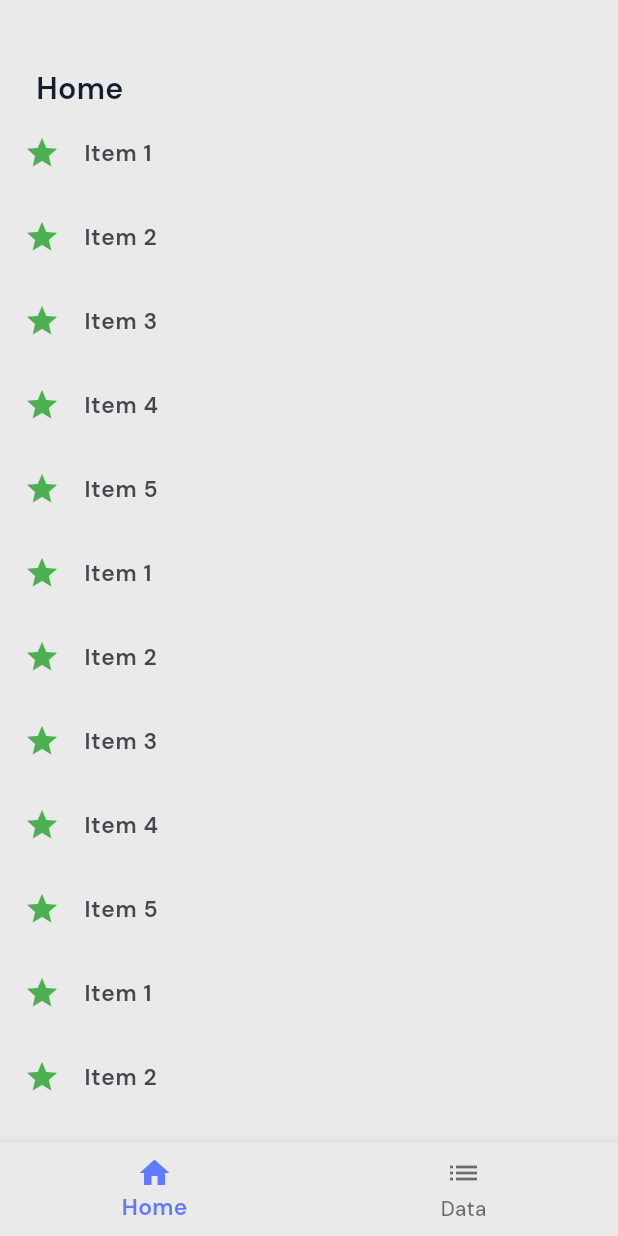
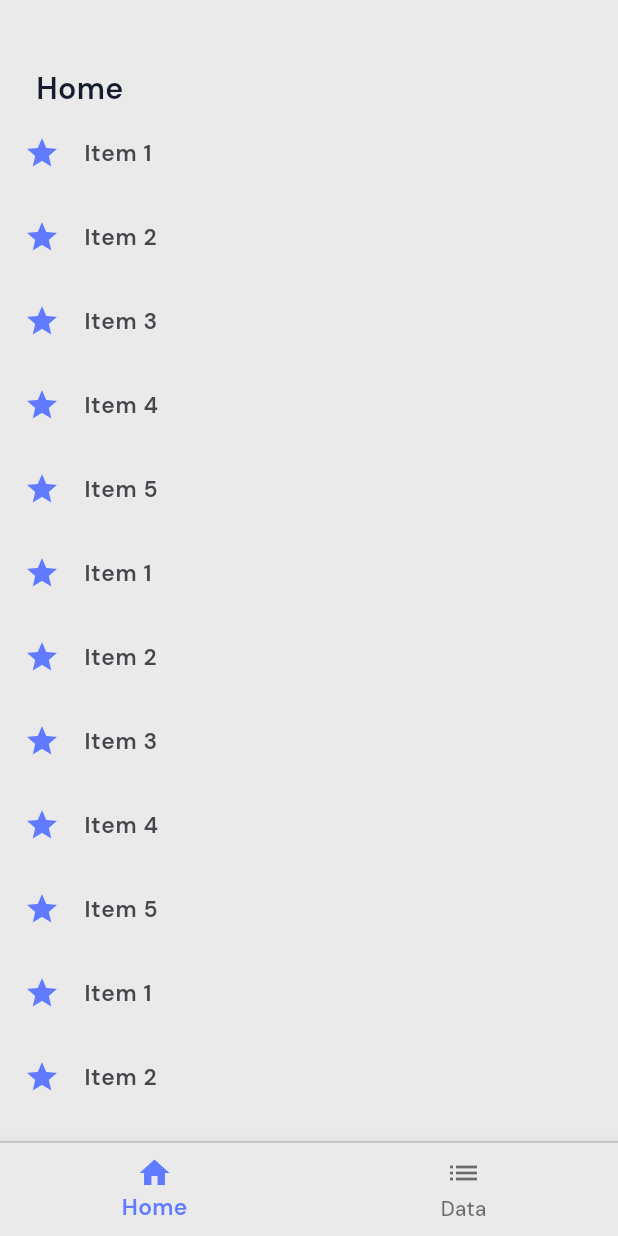
Before and after one commit to aviekhande/tasklab_task, a Flutter app: the screen it shows after launch, on a phone screen of 412 x 824 dp. Run offline on Flutter 3.47's test engine with Material 3 defaults, Android fonts, the phone set to English and light mode, and no system bars; our stand-ins replace auto_route, flutter_screenutil, flutter_svg.

Commit message:
modified bottomnavigation

```diff
--- a/lib/features/dashbord/presentation/pages/dashbord_page.dart
+++ b/lib/features/dashbord/presentation/pages/dashbord_page.dart
@@ -30,7 +30,13 @@ class _DashbordPageState extends State<DashbordPage> {
   Widget build(BuildContext context) {
     return Scaffold(
       body: _pages[_selectedIndex],
-      bottomNavigationBar: BottomNavigationBar(
+      bottomNavigationBar: Container(
+        decoration: const BoxDecoration(
+          border: Border(
+            top: BorderSide(color: AppColors.kColorWhite75, width: 1),
+          ),
+        ),
+        child: BottomNavigationBar(
           backgroundColor: AppColors.kColorPrimaryText,
           selectedLabelStyle: kTextStyleDMSans600.copyWith(
             fontSize: FontSize.f18,
@@ -48,6 +54,7 @@ class _DashbordPageState extends State<DashbordPage> {
           selectedItemColor: AppColors.kColorPrimary,
           onTap: _onItemTapped,
         ),
+      ),
     );
   }
 }
--- a/lib/features/home/presentation/pages/home_page.dart
+++ b/lib/features/home/presentation/pages/home_page.dart
@@ -42,7 +42,10 @@ class HomePage extends StatelessWidget {
               itemCount: items.length,
               itemBuilder: (context, index) {
                 return ListTile(
-                  leading: const Icon(Icons.star, color: Colors.green),
+                  leading: const Icon(
+                    Icons.star,
+                    color: AppColors.kColorPrimary,
+                  ),
                   title: Text(
                     items[index],
                     style: kTextStyleDMSans600.copyWith(
--- a/lib/main.dart
+++ b/lib/main.dart
@@ -2,9 +2,6 @@ import 'package:demmy_app_tasklabs/core/routes/app_router.dart';
 import 'package:flutter/material.dart';
 import 'package:flutter/services.dart';
 import 'package:flutter_screenutil/flutter_screenutil.dart';
-
-import 'core/theme/colors.dart';
-
 void main() {
   runApp(const MyApp());
 }
```
Lines whose indentation alone changed are shown as unchanged.
